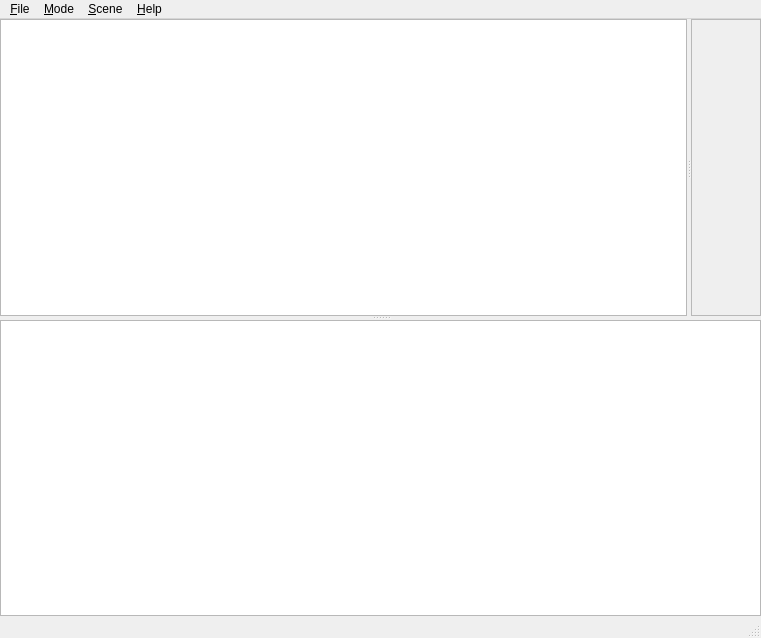
Qt form samples/luxmark/mainwindow.ui (LuxCoreRender/LuxCore) before a commit.
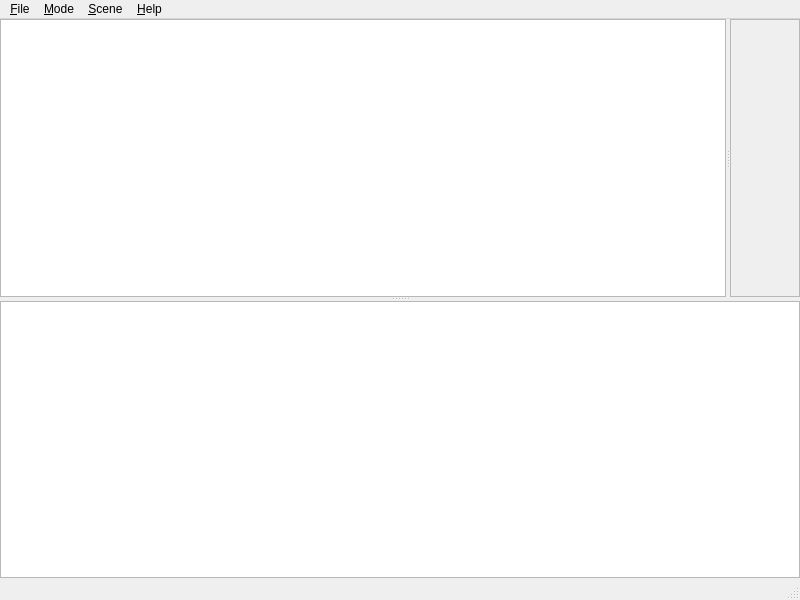
The same form after that commit. Icons and pictures are not drawn.

Commit message: LuxMark: implemented async start of the rendering to avoid GUI freeze

```diff
--- a/samples/luxmark/mainwindow.ui
+++ b/samples/luxmark/mainwindow.ui
@@ -6,8 +6,8 @@
    <rect>
     <x>0</x>
     <y>0</y>
-    <width>761</width>
-    <height>638</height>
+    <width>800</width>
+    <height>600</height>
    </rect>
   </property>
   <property name="minimumSize">
@@ -57,7 +57,7 @@
            <x>0</x>
            <y>0</y>
            <width>82</width>
-           <height>291</height>
+           <height>271</height>
           </rect>
          </property>
         </widget>
@@ -77,8 +77,8 @@
     <rect>
      <x>0</x>
      <y>0</y>
-     <width>761</width>
-     <height>25</height>
+     <width>800</width>
+     <height>26</height>
     </rect>
    </property>
    <widget class="QMenu" name="menu_File">
```
Left out of the diff: 4 changed lines with no effect on the pictures. The commit also changes 7 other files.
